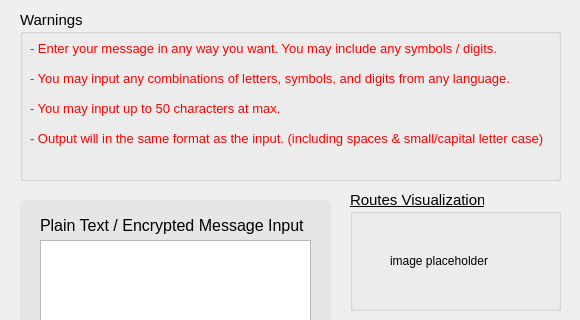
Qt form assets/second-method.ui (aziznal/luigi-sacco-and-route-encryption) before a commit; both pictures show x 0 to 580 and y 0 to 320 of the 580 by 750 pixel window.
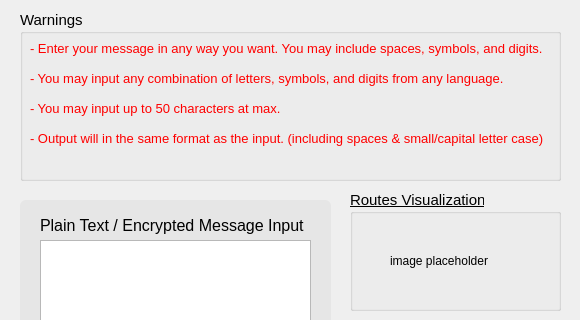
The same form after that commit.

Commit message: Updates Warnings section in Route Encryption window

What changed in the file:
```diff
--- a/assets/second-method.ui
+++ b/assets/second-method.ui
@@ -207,7 +207,7 @@
       </font>
      </property>
      <property name="text">
-      <string>- Enter your message in any way you want. You may include any symbols / digits.</string>
+      <string>- Enter your message in any way you want. You may include spaces, symbols, and digits.</string>
      </property>
     </widget>
     <widget class="QLabel" name="secondWarningLabel">
@@ -226,7 +226,7 @@
       </font>
      </property>
      <property name="text">
-      <string>- You may input any combinations of letters, symbols, and digits from any language.</string>
+      <string>- You may input any combination of letters, symbols, and digits from any language.</string>
      </property>
     </widget>
     <widget class="QLabel" name="secondWarningLabel_2">
```
